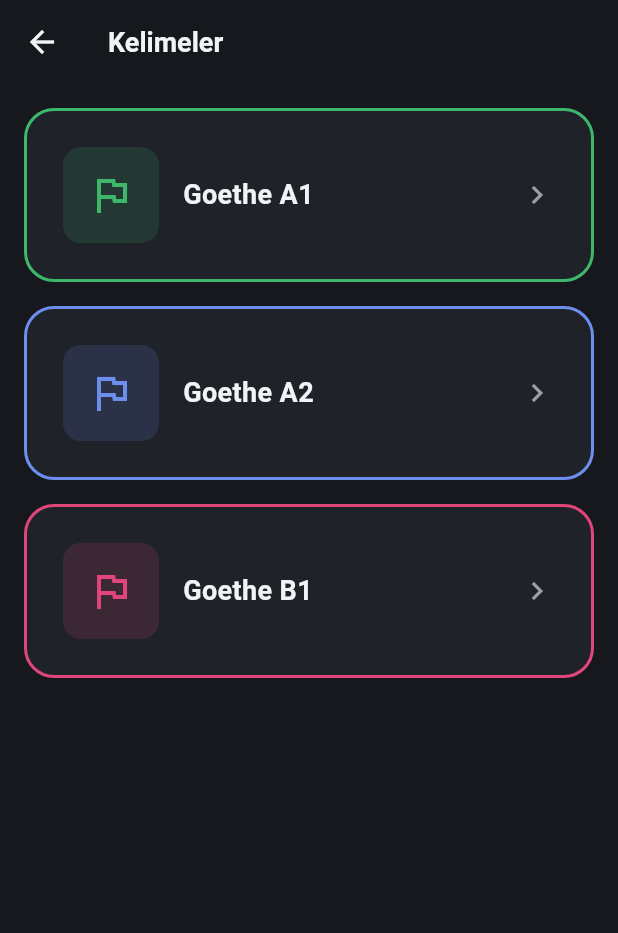
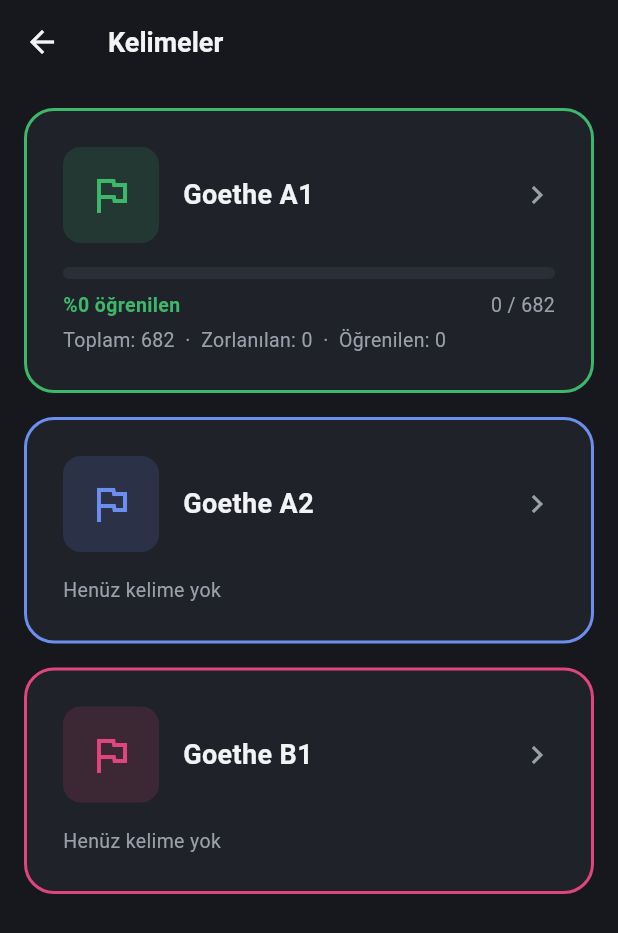
Before and after one commit to rdagli97/wortschatz, a Flutter app: the GoetheScreen screen opened directly, on a phone screen of 412 x 824 dp. Shown: the top 933 px of the screen. Run offline on Flutter 3.47's test engine with Material 3 defaults, Android fonts, the phone set to English and light mode, and no system bars; our stand-ins replace flutter_markdown_plus, flutter_riverpod, flutter_secure_storage, sqflite; accounts and stored records are empty.

Commit message:
Add progress tracking to workspace/level lists and fix difficult categorization
Workspaces and Goethe A1/A2/B1 levels now show a per-item progress
card (learned/total ratio, progress bar, plus total/difficult/learned
counts) instead of a plain menu button, so browsing between
collections doubles as a motivational overview.

Word.category also changes: a single wrong answer now moves a word
into "Zorlanılan" immediately, regardless of how many times it's been
reviewed before — previously a word needed 3+ total reviews before it
could ever be marked difficult, which buried early or long-streak
mistakes inside "Yeni Eklenenler" for a while. Untested words
(reviewCount 0) still stay "new" so freshly added words aren't
mislabeled as difficult before anyone has tried them.

Co-Authored-By: Claude Sonnet 5 <noreply@anthropic.com>

```diff
--- a/lib/core/constants/app_strings.dart
+++ b/lib/core/constants/app_strings.dart
@@ -17,6 +17,12 @@ class AppStrings {
   static const String verbCaseDativ = 'Dativ alır';
   static const String verbCaseBoth = 'Dativ + Akkusativ alır';
   static const String verbCaseNominativ = 'Nesne almaz';
+
+  // Çalışma alanı / seviye ilerleme takibi
+  static const String statsTotalLabel = 'Toplam';
+  static const String statsDifficultLabel = 'Zorlanılan';
+  static const String statsLearnedLabel = 'Öğrenilen';
+  static const String statsEmptyLabel = 'Henüz kelime yok';
 
   // Kelimeler ana sayfası (Benim Çalışma Alanım / Goethe)
   static const String myWorkspace = 'Benim Çalışma Alanım';
--- a/lib/models/word.dart
+++ b/lib/models/word.dart
@@ -56,11 +56,16 @@ class Word {
 
   // Kaç kez tekrar edildiğine ve ardışık doğru sayısına göre kategori
   WordCategory get category {
-    // 3 tekrardan az kelime, doğru bilinmiş olsa bile henüz "iyi öğrenilmiş"
-    // sayılacak kadar tekrar edilmemiştir; zorlanılan listesine düşmesin.
-    if (reviewCount < 3) return WordCategory.newWord;
+    // Hiç tekrar edilmemiş (henüz test edilmemiş) kelime "yeni" kalır;
+    // sırf yeni eklendi diye zorlanılan listesine düşmesin.
+    if (reviewCount == 0) return WordCategory.newWord;
     if (correctStreak >= 3) return WordCategory.wellLearned;
-    return WordCategory.difficult;
+    // Tek bir yanlış cevap bile (correctStreak sıfırlanır) kelimeyi anında
+    // zorlanılan listesine taşır — daha önce 7 kere üst üste bilinmiş bir
+    // kelime bile ilk yanlışta hemen buraya düşer, kullanıcı hatasını
+    // gizlemeden direkt görsün.
+    if (correctStreak == 0) return WordCategory.difficult;
+    return WordCategory.newWord;
   }
 
   // SQLite'a yazmak için Map'e çevir
--- a/lib/screens/goethe_screen.dart
+++ b/lib/screens/goethe_screen.dart
@@ -1,26 +1,47 @@
 import 'package:flutter/material.dart';
+import 'package:flutter_riverpod/flutter_riverpod.dart';
 import '../core/constants/app_strings.dart';
 import '../core/constants/app_sizes.dart';
 import '../core/theme/app_colors.dart';
-import '../widgets/home_menu_button.dart';
+import '../models/word.dart';
+import '../providers/word_provider.dart';
+import '../widgets/word_progress_card.dart';
 import 'goethe_word_type_screen.dart';
 
-class GoetheScreen extends StatelessWidget {
+class GoetheScreen extends ConsumerWidget {
   const GoetheScreen({super.key});
 
   @override
-  Widget build(BuildContext context) {
+  Widget build(BuildContext context, WidgetRef ref) {
+    final wordsAsync = ref.watch(wordsProvider);
+    final words = wordsAsync.value ?? const <Word>[];
+
     return Scaffold(
       appBar: AppBar(title: const Text(AppStrings.words)),
       body: Padding(
         padding: const EdgeInsets.all(AppSizes.md),
         child: Column(
           children: [
-            _LevelButton(level: 'A1', label: AppStrings.goetheA1, color: AppColors.das),
+            _LevelCard(
+              level: 'A1',
+              label: AppStrings.goetheA1,
+              color: AppColors.das,
+              words: words,
+            ),
             const SizedBox(height: AppSizes.md),
-            _LevelButton(level: 'A2', label: AppStrings.goetheA2, color: AppColors.primary),
+            _LevelCard(
+              level: 'A2',
+              label: AppStrings.goetheA2,
+              color: AppColors.primary,
+              words: words,
+            ),
             const SizedBox(height: AppSizes.md),
-            _LevelButton(level: 'B1', label: AppStrings.goetheB1, color: AppColors.die),
+            _LevelCard(
+              level: 'B1',
+              label: AppStrings.goetheB1,
+              color: AppColors.die,
+              words: words,
+            ),
           ],
         ),
       ),
@@ -28,19 +49,34 @@ class GoetheScreen extends StatelessWidget {
   }
 }
 
-class _LevelButton extends StatelessWidget {
+class _LevelCard extends StatelessWidget {
   final String level;
   final String label;
   final Color color;
+  final List<Word> words;
 
-  const _LevelButton({required this.level, required this.label, required this.color});
+  const _LevelCard({
+    required this.level,
+    required this.label,
+    required this.color,
+    required this.words,
+  });
 
   @override
   Widget build(BuildContext context) {
-    return HomeMenuButton(
+    final levelWords = words.where((w) => w.level == level).toList();
+    final difficult =
+        levelWords.where((w) => w.category == WordCategory.difficult).length;
+    final learned =
+        levelWords.where((w) => w.category == WordCategory.wellLearned).length;
+
+    return WordProgressCard(
       label: 'Goethe $label',
       icon: Icons.flag_outlined,
       accentColor: color,
+      total: levelWords.length,
+      difficult: difficult,
+      learned: learned,
       onTap: () => Navigator.push(
         context,
         MaterialPageRoute(
--- a/lib/screens/workspaces_screen.dart
+++ b/lib/screens/workspaces_screen.dart
@@ -4,9 +4,11 @@ import '../core/constants/app_strings.dart';
 import '../core/constants/app_sizes.dart';
 import '../core/theme/app_colors.dart';
 import '../core/theme/app_text_styles.dart';
+import '../models/word.dart';
 import '../models/workspace.dart';
+import '../providers/word_provider.dart';
 import '../providers/workspace_provider.dart';
-import '../widgets/home_menu_button.dart';
+import '../widgets/word_progress_card.dart';
 import '../widgets/wort_text_field.dart';
 import 'word_categories_screen.dart';
 
@@ -102,24 +104,40 @@ class WorkspacesScreen extends ConsumerWidget {
   @override
   Widget build(BuildContext context, WidgetRef ref) {
     final workspacesAsync = ref.watch(workspacesProvider);
+    final wordsAsync = ref.watch(wordsProvider);
 
     return Scaffold(
       appBar: AppBar(title: const Text(AppStrings.myWorkspace)),
       body: workspacesAsync.when(
-        data: (workspaces) => ListView.builder(
+        data: (workspaces) {
+          final words = wordsAsync.value ?? const <Word>[];
+          return ListView.builder(
             padding: const EdgeInsets.all(AppSizes.md),
             itemCount: workspaces.length,
             itemBuilder: (context, index) {
               final workspace = workspaces[index];
+              final workspaceWords = words
+                  .where((w) => w.level == null && w.workspaceId == workspace.id)
+                  .toList();
+              final difficult = workspaceWords
+                  .where((w) => w.category == WordCategory.difficult)
+                  .length;
+              final learned = workspaceWords
+                  .where((w) => w.category == WordCategory.wellLearned)
+                  .length;
+
               return Padding(
                 padding: const EdgeInsets.only(bottom: AppSizes.md),
                 child: Row(
                   children: [
                     Expanded(
-                    child: HomeMenuButton(
+                      child: WordProgressCard(
                         label: workspace.name,
                         icon: workspace.isDefault ? Icons.star_outline : Icons.folder_outlined,
                         accentColor: workspace.isDefault ? AppColors.primary : AppColors.das,
+                        total: workspaceWords.length,
+                        difficult: difficult,
+                        learned: learned,
                         onTap: () => Navigator.push(
                           context,
                           MaterialPageRoute(
@@ -142,7 +160,8 @@ class WorkspacesScreen extends ConsumerWidget {
                 ),
               );
             },
-        ),
+          );
+        },
         loading: () => const Center(
           child: CircularProgressIndicator(color: AppColors.primary),
         ),
--- /dev/null
+++ b/lib/widgets/word_progress_card.dart
@@ -0,0 +1,102 @@
+import 'package:flutter/material.dart';
+import '../core/constants/app_sizes.dart';
+import '../core/constants/app_strings.dart';
+import '../core/theme/app_colors.dart';
+import '../core/theme/app_text_styles.dart';
+
+// Bir çalışma alanı ya da Goethe seviyesi için toplam/zorlanılan/öğrenilen
+// kelime sayısını ve öğrenilen/toplam oranını gösteren, motive edici bir kart.
+class WordProgressCard extends StatelessWidget {
+  final String label;
+  final IconData icon;
+  final Color accentColor;
+  final int total;
+  final int difficult;
+  final int learned;
+  final VoidCallback onTap;
+
+  const WordProgressCard({
+    super.key,
+    required this.label,
+    required this.icon,
+    required this.accentColor,
+    required this.total,
+    required this.difficult,
+    required this.learned,
+    required this.onTap,
+  });
+
+  @override
+  Widget build(BuildContext context) {
+    final progress = total == 0 ? 0.0 : learned / total;
+    final percent = (progress * 100).round();
+
+    return GestureDetector(
+      onTap: onTap,
+      child: Container(
+        padding: const EdgeInsets.all(AppSizes.lg),
+        decoration: BoxDecoration(
+          color: AppColors.surface,
+          borderRadius: BorderRadius.circular(AppSizes.radiusLg),
+          border: Border.all(color: accentColor, width: 2),
+        ),
+        child: Column(
+          crossAxisAlignment: CrossAxisAlignment.start,
+          children: [
+            Row(
+              children: [
+                Container(
+                  padding: const EdgeInsets.all(AppSizes.md),
+                  decoration: BoxDecoration(
+                    color: accentColor.withValues(alpha: 0.15),
+                    borderRadius: BorderRadius.circular(AppSizes.radiusMd),
+                  ),
+                  child: Icon(icon, color: accentColor, size: AppSizes.iconLg),
+                ),
+                const SizedBox(width: AppSizes.md),
+                Expanded(
+                  child: Text(label, style: AppTextStyles.title),
+                ),
+                const Icon(Icons.chevron_right, color: AppColors.textSecondary),
+              ],
+            ),
+            if (total == 0) ...[
+              const SizedBox(height: AppSizes.md),
+              Text(AppStrings.statsEmptyLabel, style: AppTextStyles.caption),
+            ] else ...[
+              const SizedBox(height: AppSizes.md),
+              ClipRRect(
+                borderRadius: BorderRadius.circular(AppSizes.radiusSm),
+                child: LinearProgressIndicator(
+                  value: progress,
+                  minHeight: 8,
+                  backgroundColor: AppColors.surfaceLight,
+                  color: AppColors.das,
+                ),
+              ),
+              const SizedBox(height: AppSizes.sm),
+              Row(
+                mainAxisAlignment: MainAxisAlignment.spaceBetween,
+                children: [
+                  Text(
+                    '%$percent ${AppStrings.statsLearnedLabel.toLowerCase()}',
+                    style: AppTextStyles.caption
+                        .copyWith(color: AppColors.das, fontWeight: FontWeight.bold),
+                  ),
+                  Text('$learned / $total', style: AppTextStyles.caption),
+                ],
+              ),
+              const SizedBox(height: AppSizes.xs),
+              Text(
+                '${AppStrings.statsTotalLabel}: $total  ·  '
+                '${AppStrings.statsDifficultLabel}: $difficult  ·  '
+                '${AppStrings.statsLearnedLabel}: $learned',
+                style: AppTextStyles.caption.copyWith(color: AppColors.textSecondary),
+              ),
+            ],
+          ],
+        ),
+      ),
+    );
+  }
+}
```
Lines whose indentation alone changed are shown as unchanged.
